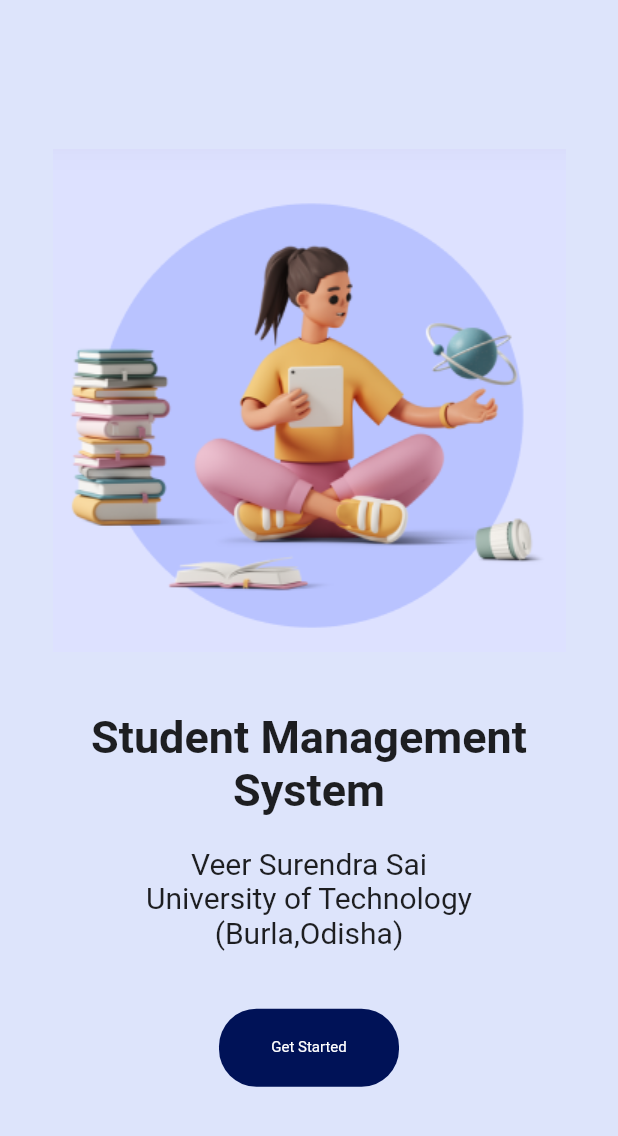
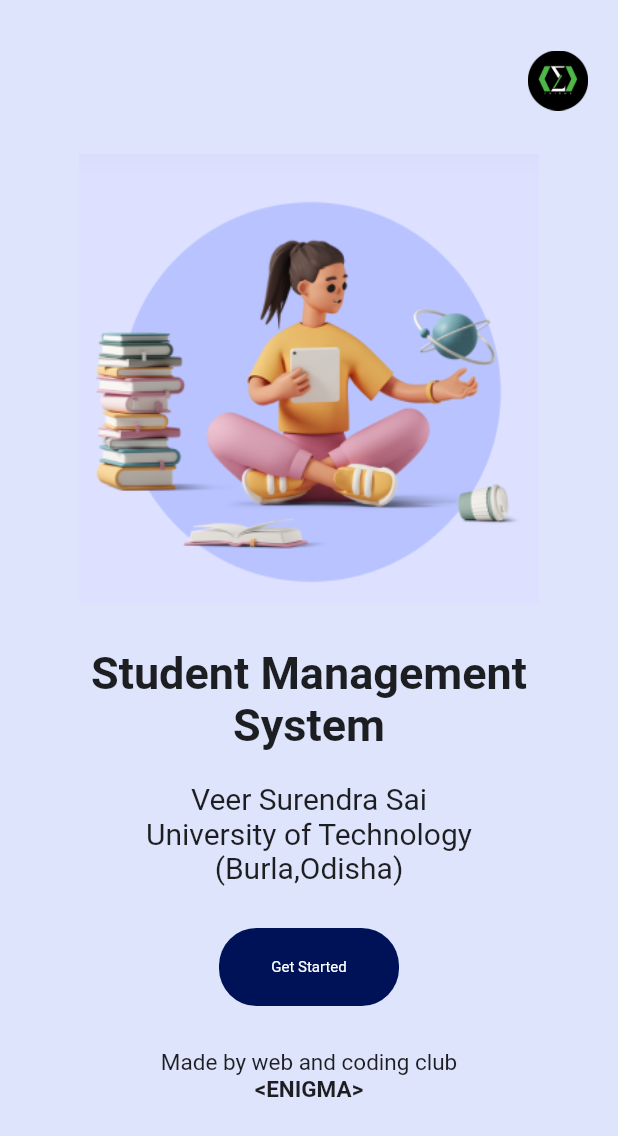
Before and after one commit to EnigmaTasks/SMS, a Flutter app: the screen it shows after launch, on a phone screen of 412 x 824 dp. Shown: the top 1136 px of the screen. Run offline on Flutter 3.47's test engine with Material 2 defaults, Android fonts, the phone set to English and light mode, and no system bars; our stand-ins replace google_fonts.

Commit message:
logo added

```diff
--- a/lib/Pages/login.dart
+++ b/lib/Pages/login.dart
@@ -13,11 +13,24 @@
           mainAxisAlignment: MainAxisAlignment.spaceBetween,
           children: [
             const SizedBox(
-              height: 60,
+              height: 5,
+            ),
+            Row(
+              mainAxisAlignment: MainAxisAlignment.end,
+              children: [
+                Image.asset(
+                  "assets/logo.png",
+                  height: 40,
+                ),
+                SizedBox(
+                  width: 20,
+                )
+              ],
             ),
             Image.asset(
               "assets/logpic.png",
               fit: BoxFit.cover,
+              height: 300,
             ),
             const Column(
               mainAxisAlignment: MainAxisAlignment.center,
@@ -76,9 +89,27 @@
                 ),
               ),
             ),
+            Column(
+              children: [
+                Text(
+                  "Made by web and coding club",
+                  style: TextStyle(
+                    fontSize: 15,
+                  ),
+                ),
+                Text(
+                  "<ENIGMA>",
+                  style: TextStyle(fontSize: 15, fontWeight: FontWeight.bold),
+                ),
+                // Image.asset(
+                //   "assets/logo.png",
+                //   height: 40,
+                // ),
+              ],
+            ),
             const SizedBox(
               height: 60,
-            )
+            ),
           ],
         ),
       ),
--- a/pubspec.yaml
+++ b/pubspec.yaml
@@ -62,7 +62,7 @@
   # To add assets to your application, add an assets section, like this:
   assets:
     - assets/logpic.png
-  #   - images/a_dot_ham.jpeg
+    - assets/logo.png
 
   # An image asset can refer to one or more resolution-specific "variants", see
   # https://flutter.dev/assets-and-images/#resolution-aware
```
Also changed, not shown: assets/logo.png (added).
